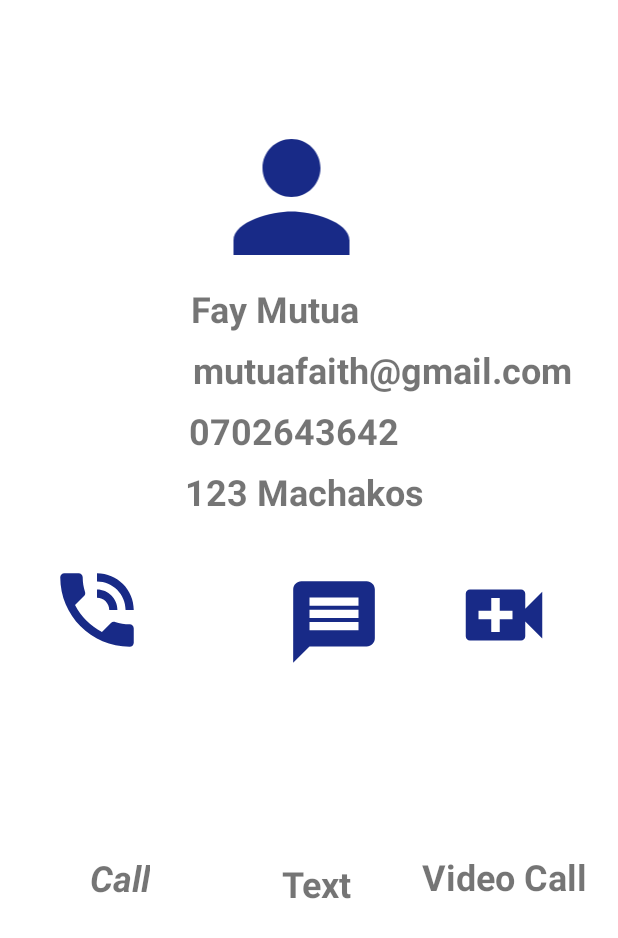
After one commit to muthioo-faith/view, an Android app: the layout activity_view_contact.xml on its own in the app's theme, with its tools: preview values and no code run, on a phone screen of 412 x 824 dp. The commit adds this screen. Shown: the top 938 px of the screen. Run offline under Robolectric (Android 15) with nearby library versions, the phone set to English and light mode, and no system bars.

Commit message:
ViewContactActivity

```diff
--- a/app/src/main/AndroidManifest.xml
+++ b/app/src/main/AndroidManifest.xml
@@ -1,7 +1,8 @@
 <?xml version="1.0" encoding="utf-8"?>
 <manifest xmlns:android="http://schemas.android.com/apk/res/android"
     package="dev.faith.mycontacts">
-    <uses-permission android:name="android.permission.INTERNET"/>
+
+    <uses-permission android:name="android.permission.INTERNET" />
 
     <application
         android:allowBackup="true"
@@ -10,6 +11,9 @@
         android:roundIcon="@mipmap/ic_launcher_round"
         android:supportsRtl="true"
         android:theme="@style/Theme.MyContacts">
+        <activity
+            android:name=".ViewContactActivity"
+            android:exported="false" />
         <activity
             android:name=".MainActivity"
             android:exported="true">
--- a/app/src/main/java/dev/faith/mycontacts/ContactsRvAdapter.kt
+++ b/app/src/main/java/dev/faith/mycontacts/ContactsRvAdapter.kt
@@ -1,10 +1,12 @@
 package dev.faith.mycontacts
 
+import android.content.Intent
 import android.view.LayoutInflater
 import android.view.View
 import android.view.ViewGroup
 import android.widget.ImageView
 import android.widget.TextView
+import android.widget.Toast
 import androidx.recyclerview.widget.RecyclerView
 import com.squareup.picasso.Picasso
 import dev.faith.mycontacts.databinding.ContactListItemBinding
@@ -27,6 +29,26 @@ class ContactsRvAdapter(var contactsList: List<Contact>) :RecyclerView.Adapter<C
             .centerCrop()
             .placeholder(R.drawable.ic_baseline_person_24)
             .into(holder.binding.ivContact)
+        val context =holder.itemView.context
+        holder.binding.ivContact.setOnClickListener{
+            Toast
+                .makeText(context,"You have clicked te image",Toast.LENGTH_SHORT)
+                .show()
+        }
+        holder.binding.cvContacts.setOnClickListener{
+            val intent=Intent(context,ViewContactActivity::class.java)
+            intent.putExtra("NAME",currentContact.name)
+            intent.putExtra("ADDRESS",currentContact.address)
+            intent.putExtra("EMAIL",currentContact.email)
+            intent.putExtra("PHONE NUMBER",currentContact.phoneNumber)
+            intent.putExtra("IMAGE",currentContact.image)
+            context.startActivity(intent)
+            holder.binding.ivContact.setOnClickListener {
+                Toast.makeText(context,"you have clicked on my face",Toast.LENGTH_LONG)
+                    .show()
+            }
+
+        }
 
 
 
--- a/app/src/main/java/dev/faith/mycontacts/MainActivity.kt
+++ b/app/src/main/java/dev/faith/mycontacts/MainActivity.kt
@@ -15,7 +15,7 @@ class MainActivity : AppCompatActivity() {
     }
     fun displayContacts(){
     var contact=Contact("faith","mutuafaith@gmail.com","07026354574","123 Machakos","https://images.unsplash.com/photo-1589156280159-27698a70f29e?ixlib=rb-1.2.1&ixid=MnwxMjA3fDB8MHxzZWFyY2h8MXx8YmxhY2slMjBwZW9wbGV8ZW58MHx8MHx8&auto=format&fit=crop&w=500&q=60")
-        var contact1=Contact("faith","mutuafaith@gmail.com","07021234574","12345 Machakos","https://images.unsplash.com/photo-1583994009785-37ec30bf9342?ixlib=rb-1.2.1&ixid=MnwxMjA3fDB8MHxzZWFyY2h8MTh8fGJsYWNrJTIwcGVvcGxlfGVufDB8fDB8fA%3D%3D&auto=format&fit=crop&w=500&q=60")
+        var contact1=Contact("Gumato","mutuafaith@gmail.com","07021234574","12345 Machakos","https://images.unsplash.com/photo-1583994009785-37ec30bf9342?ixlib=rb-1.2.1&ixid=MnwxMjA3fDB8MHxzZWFyY2h8MTh8fGJsYWNrJTIwcGVvcGxlfGVufDB8fDB8fA%3D%3D&auto=format&fit=crop&w=500&q=60")
         var contact2=Contact("Amina","aminam@gmail.com","07098634574","12300 Machakos","https://images.unsplash.com/photo-1523450001312-faa4e2e37f0f?ixlib=rb-1.2.1&ixid=MnwxMjA3fDB8MHxzZWFyY2h8MTZ8fGJsYWNrJTIwcGVvcGxlfGVufDB8fDB8fA%3D%3D&auto=format&fit=crop&w=500&q=60")
         var contact3=Contact("zulu","zzulu@gmail.com","07021224574","1221 Machakos","https://media.istockphoto.com/photos/cropped-shot-of-an-attractive-young-mother-to-be-looking-while-on-picture-id1368414559?b=1&k=20&m=1368414559&s=170667a&w=0&h=k3_dj_lAabnUxp8FtVK9HxmQbTiLIB7cj7VygfhmI_Q=")
         var contact4=Contact("sulei","suleis@gmail.com","07653634574","321 Machakos","https://media.istockphoto.com/photos/profile-of-a-black-man-breathing-fresh-air-in-nature-picture-id1344781289?b=1&k=20&m=1344781289&s=170667a&w=0&h=nMpdFtCFnHiQ3HL9iY8F4RfBVBdrlyUzcPGy0cYIp_A=")
--- /dev/null
+++ b/app/src/main/java/dev/faith/mycontacts/ViewContactActivity.kt
@@ -0,0 +1,40 @@
+package dev.faith.mycontacts
+
+import android.media.Image
+import androidx.appcompat.app.AppCompatActivity
+import android.os.Bundle
+import android.provider.ContactsContract
+import android.widget.Toast
+import com.squareup.picasso.Picasso
+import dev.faith.mycontacts.databinding.ActivityMainBinding
+import dev.faith.mycontacts.databinding.ActivityViewContactBinding
+
+class ViewContactActivity : AppCompatActivity() {
+    lateinit var binding:ActivityViewContactBinding
+    override fun onCreate(savedInstanceState: Bundle?) {
+        super.onCreate(savedInstanceState)
+        binding= ActivityViewContactBinding.inflate(layoutInflater)
+        setContentView(binding.root)
+        getExtras()
+    }
+    fun getExtras(){
+        var name= intent.extras?.getString("NAME")
+        var address=intent.extras?.getString("ADDRESS")
+        var Number=intent.extras?.getString("PHONE NUMBER")
+        var Email=intent.extras?.getString("EMAIL")
+        var Image= binding.imgPerson
+        Toast.makeText(this,name,Toast.LENGTH_LONG).show()
+        Toast.makeText(this,Number,Toast.LENGTH_LONG).show()
+        Toast.makeText(this,Email,Toast.LENGTH_LONG).show()
+        Toast.makeText(this,address,Toast.LENGTH_LONG).show()
+
+        binding.tvIdentity.text=name
+        binding.tvEmails.text = Email
+        binding.tvNumber.text=Number
+        binding.tvAdress.text = address
+        Picasso.get().load(intent.getStringExtra("IMAGE")).resize(200,200).centerCrop().into(Image)
+
+
+
+    }
+}
--- /dev/null
+++ b/app/src/main/res/drawable/ic_baseline_message_24.xml
@@ -0,0 +1,5 @@
+<vector android:autoMirrored="true" android:height="24dp"
+    android:tint="#182A87" android:viewportHeight="24"
+    android:viewportWidth="24" android:width="24dp" xmlns:android="http://schemas.android.com/apk/res/android">
+    <path android:fillColor="@android:color/white" android:pathData="M20,2L4,2c-1.1,0 -1.99,0.9 -1.99,2L2,22l4,-4h14c1.1,0 2,-0.9 2,-2L22,4c0,-1.1 -0.9,-2 -2,-2zM18,14L6,14v-2h12v2zM18,11L6,11L6,9h12v2zM18,8L6,8L6,6h12v2z"/>
+</vector>
--- /dev/null
+++ b/app/src/main/res/drawable/ic_baseline_phone_in_talk_24.xml
@@ -0,0 +1,5 @@
+<vector android:height="24dp" android:tint="#182A87"
+    android:viewportHeight="24" android:viewportWidth="24"
+    android:width="24dp" xmlns:android="http://schemas.android.com/apk/res/android">
+    <path android:fillColor="@android:color/white" android:pathData="M20,15.5c-1.25,0 -2.45,-0.2 -3.57,-0.57 -0.35,-0.11 -0.74,-0.03 -1.02,0.24l-2.2,2.2c-2.83,-1.44 -5.15,-3.75 -6.59,-6.59l2.2,-2.21c0.28,-0.26 0.36,-0.65 0.25,-1C8.7,6.45 8.5,5.25 8.5,4c0,-0.55 -0.45,-1 -1,-1L4,3c-0.55,0 -1,0.45 -1,1 0,9.39 7.61,17 17,17 0.55,0 1,-0.45 1,-1v-3.5c0,-0.55 -0.45,-1 -1,-1zM19,12h2c0,-4.97 -4.03,-9 -9,-9v2c3.87,0 7,3.13 7,7zM15,12h2c0,-2.76 -2.24,-5 -5,-5v2c1.66,0 3,1.34 3,3z"/>
+</vector>
--- /dev/null
+++ b/app/src/main/res/drawable/ic_baseline_video_call_24.xml
@@ -0,0 +1,5 @@
+<vector android:height="24dp" android:tint="#182A87"
+    android:viewportHeight="24" android:viewportWidth="24"
+    android:width="24dp" xmlns:android="http://schemas.android.com/apk/res/android">
+    <path android:fillColor="@android:color/white" android:pathData="M17,10.5V7c0,-0.55 -0.45,-1 -1,-1H4c-0.55,0 -1,0.45 -1,1v10c0,0.55 0.45,1 1,1h12c0.55,0 1,-0.45 1,-1v-3.5l4,4v-11l-4,4zM14,13h-3v3H9v-3H6v-2h3V8h2v3h3v2z"/>
+</vector>
--- /dev/null
+++ b/app/src/main/res/layout/activity_view_contact.xml
@@ -0,0 +1,158 @@
+<?xml version="1.0" encoding="utf-8"?>
+<androidx.constraintlayout.widget.ConstraintLayout xmlns:android="http://schemas.android.com/apk/res/android"
+    xmlns:app="http://schemas.android.com/apk/res-auto"
+    xmlns:tools="http://schemas.android.com/tools"
+    android:layout_width="match_parent"
+    android:layout_height="match_parent"
+    tools:context=".ViewContactActivity">
+
+    <ImageView
+        android:id="@+id/imgPerson"
+        android:layout_width="134dp"
+        android:layout_height="116dp"
+        android:layout_marginStart="8dp"
+        android:layout_marginTop="8dp"
+        android:layout_marginEnd="8dp"
+        app:layout_constraintBottom_toBottomOf="parent"
+        app:layout_constraintEnd_toEndOf="parent"
+        app:layout_constraintHorizontal_bias="0.455"
+        app:layout_constraintStart_toStartOf="parent"
+        app:layout_constraintTop_toTopOf="parent"
+        app:layout_constraintVertical_bias="0.093"
+        app:srcCompat="@drawable/ic_baseline_person_24" />
+
+    <TextView
+        android:id="@+id/tvIdentity"
+        android:layout_width="wrap_content"
+        android:layout_height="wrap_content"
+        android:layout_marginStart="8dp"
+        android:layout_marginEnd="8dp"
+        android:backgroundTint="#951D46"
+        android:text="Fay Mutua"
+        android:textSize="24sp"
+        android:textStyle="bold"
+        app:layout_constraintEnd_toEndOf="parent"
+        app:layout_constraintHorizontal_bias="0.421"
+        app:layout_constraintStart_toStartOf="parent"
+        app:layout_constraintTop_toBottomOf="@+id/imgPerson" />
+
+    <ImageView
+        android:id="@+id/imgVideo"
+        android:layout_width="104dp"
+        android:layout_height="68dp"
+        android:layout_marginTop="32dp"
+        android:layout_marginEnd="24dp"
+        app:layout_constraintEnd_toEndOf="parent"
+        app:layout_constraintTop_toBottomOf="@+id/tvAdress"
+        app:srcCompat="@drawable/ic_baseline_video_call_24" />
+
+    <ImageView
+        android:id="@+id/imgMessage"
+        android:layout_width="65dp"
+        android:layout_height="77dp"
+        android:layout_marginStart="8dp"
+        android:layout_marginTop="32dp"
+        android:layout_marginEnd="8dp"
+        app:layout_constraintEnd_toStartOf="@+id/imgVideo"
+        app:layout_constraintHorizontal_bias="0.805"
+        app:layout_constraintStart_toEndOf="@+id/imgCall"
+        app:layout_constraintTop_toBottomOf="@+id/tvAdress"
+        app:srcCompat="@drawable/ic_baseline_message_24" />
+
+    <ImageView
+        android:id="@+id/imgCall"
+        android:layout_width="65dp"
+        android:layout_height="77dp"
+        android:layout_marginStart="32dp"
+        android:layout_marginTop="24dp"
+        app:layout_constraintStart_toStartOf="parent"
+        app:layout_constraintTop_toBottomOf="@+id/tvAdress"
+        app:srcCompat="@drawable/ic_baseline_phone_in_talk_24" />
+
+    <TextView
+        android:id="@+id/tvCall"
+        android:layout_width="wrap_content"
+        android:layout_height="wrap_content"
+        android:layout_marginStart="60dp"
+        android:layout_marginBottom="100dp"
+        android:text="Call"
+        android:textSize="24sp"
+        android:textStyle="bold|italic"
+        app:layout_constraintBottom_toBottomOf="parent"
+        app:layout_constraintStart_toStartOf="parent"
+        app:layout_constraintTop_toBottomOf="@+id/imgCall" />
+
+    <TextView
+        android:id="@+id/tvMessage"
+        android:layout_width="wrap_content"
+        android:layout_height="wrap_content"
+        android:layout_marginStart="88dp"
+        android:layout_marginBottom="100dp"
+        android:text="Text"
+        android:textSize="24sp"
+        android:textStyle="bold"
+        app:layout_constraintBottom_toBottomOf="parent"
+        app:layout_constraintStart_toEndOf="@+id/tvCall"
+        app:layout_constraintTop_toBottomOf="@+id/imgMessage" />
+
+    <TextView
+        android:id="@+id/tvVideo"
+        android:layout_width="wrap_content"
+        android:layout_height="wrap_content"
+        android:layout_marginStart="8dp"
+        android:layout_marginEnd="8dp"
+        android:layout_marginBottom="100dp"
+        android:text="Video Call"
+        android:textSize="24sp"
+        android:textStyle="bold"
+        app:layout_constraintBottom_toBottomOf="parent"
+        app:layout_constraintEnd_toEndOf="parent"
+        app:layout_constraintHorizontal_bias="0.758"
+        app:layout_constraintStart_toEndOf="@+id/tvMessage"
+        app:layout_constraintTop_toBottomOf="@+id/imgVideo" />
+
+    <TextView
+        android:id="@+id/tvEmails"
+        android:layout_width="wrap_content"
+        android:layout_height="wrap_content"
+        android:layout_marginStart="8dp"
+        android:layout_marginTop="8dp"
+        android:layout_marginEnd="8dp"
+        android:text="mutuafaith@gmail.com"
+        android:textSize="24sp"
+        android:textStyle="bold"
+        app:layout_constraintEnd_toEndOf="parent"
+        app:layout_constraintHorizontal_bias="0.843"
+        app:layout_constraintStart_toStartOf="parent"
+        app:layout_constraintTop_toBottomOf="@+id/tvIdentity" />
+
+    <TextView
+        android:id="@+id/tvNumber"
+        android:layout_width="wrap_content"
+        android:layout_height="wrap_content"
+        android:layout_marginStart="8dp"
+        android:layout_marginTop="8dp"
+        android:layout_marginEnd="8dp"
+        android:text="0702643642"
+        android:textSize="24sp"
+        android:textStyle="bold"
+        app:layout_constraintEnd_toEndOf="parent"
+        app:layout_constraintHorizontal_bias="0.461"
+        app:layout_constraintStart_toStartOf="parent"
+        app:layout_constraintTop_toBottomOf="@+id/tvEmails" />
+
+    <TextView
+        android:id="@+id/tvAdress"
+        android:layout_width="wrap_content"
+        android:layout_height="wrap_content"
+        android:layout_marginStart="8dp"
+        android:layout_marginTop="8dp"
+        android:layout_marginEnd="8dp"
+        android:text="123 Machakos"
+        android:textSize="24sp"
+        android:textStyle="bold"
+        app:layout_constraintEnd_toEndOf="parent"
+        app:layout_constraintHorizontal_bias="0.487"
+        app:layout_constraintStart_toStartOf="parent"
+        app:layout_constraintTop_toBottomOf="@+id/tvNumber" />
+</androidx.constraintlayout.widget.ConstraintLayout>
```
